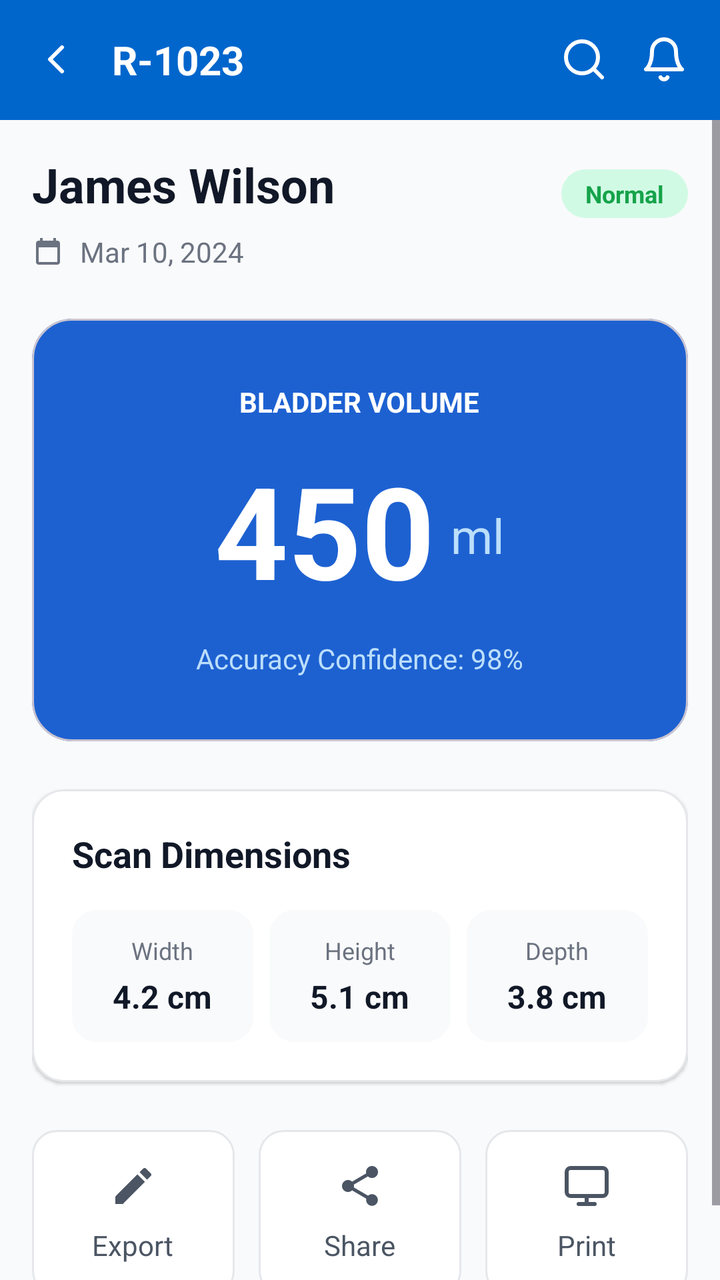
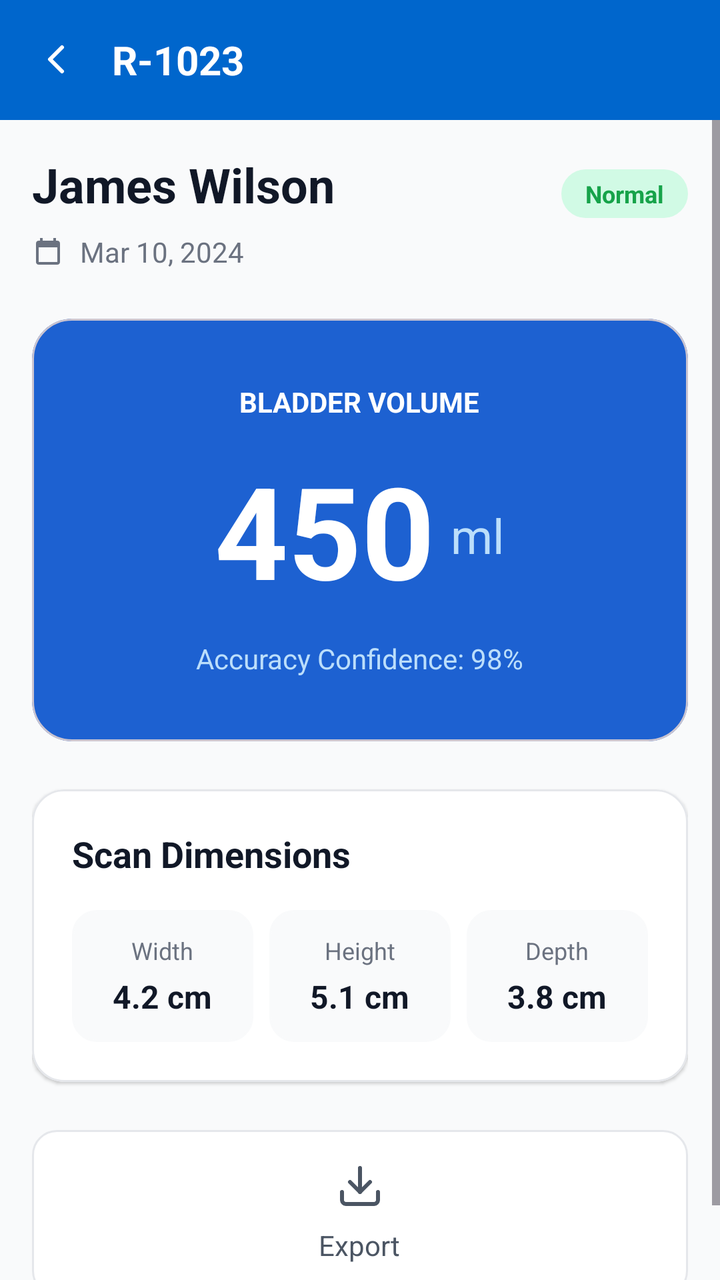

Two renders of the same Android screen: before a commit and after it. Below are the layout's source before the change and the commit's diff.
<!-- AndroidManifest.xml: application theme Theme.Bladder_frontend -->
<!-- res/layout/activity_report_one.xml -->
<?xml version="1.0" encoding="utf-8"?>
<androidx.constraintlayout.widget.ConstraintLayout xmlns:android="http://schemas.android.com/apk/res/android"
    xmlns:app="http://schemas.android.com/apk/res-auto"
    xmlns:tools="http://schemas.android.com/tools"
    android:layout_width="match_parent"
    android:layout_height="match_parent"
    android:background="#F9FAFB"
    tools:context=".Report_oneActivity">

    
    <androidx.appcompat.widget.Toolbar
        android:id="@+id/toolbar"
        android:layout_width="match_parent"
        android:layout_height="60dp"
        android:background="#0066CC"
        app:layout_constraintTop_toTopOf="parent">

        <RelativeLayout
            android:layout_width="match_parent"
            android:layout_height="wrap_content"
            android:layout_marginEnd="16dp">

            <ImageView
                android:id="@+id/btn_back"
                android:layout_width="24dp"
                android:layout_height="24dp"
                android:layout_centerVertical="true"
                android:src="@drawable/ic_arrow_back"
                app:tint="#FFFFFF" />

            <TextView
                android:id="@+id/tv_toolbar_id"
                android:layout_width="wrap_content"
                android:layout_height="wrap_content"
                android:layout_centerVertical="true"
                android:layout_marginStart="16dp"
                android:layout_toEndOf="@id/btn_back"
                android:text="R-1023"
                android:textColor="#FFFFFF"
                android:textSize="20sp"
                android:textStyle="bold" />

            <ImageView
                android:id="@+id/notification_icon"
                android:layout_width="24dp"
                android:layout_height="24dp"
                android:layout_alignParentEnd="true"
                android:layout_centerVertical="true"
                android:src="@drawable/ic_notifications"
                app:tint="#FFFFFF" />

            <ImageView
                android:id="@+id/search_icon"
                android:layout_width="24dp"
                android:layout_height="24dp"
                android:layout_centerVertical="true"
                android:layout_marginEnd="16dp"
                android:layout_toStartOf="@+id/notification_icon"
                android:src="@drawable/ic_search"
                app:tint="#FFFFFF" />

        </RelativeLayout>
    </androidx.appcompat.widget.Toolbar>

    <ScrollView
        android:layout_width="match_parent"
        android:layout_height="0dp"
        android:fillViewport="true"
        app:layout_constraintBottom_toBottomOf="parent"
        app:layout_constraintTop_toBottomOf="@id/toolbar">

        <LinearLayout
            android:layout_width="match_parent"
            android:layout_height="wrap_content"
            android:orientation="vertical"
            android:padding="16dp">

            
            <RelativeLayout
                android:layout_width="match_parent"
                android:layout_height="wrap_content">

                <TextView
                    android:id="@+id/tv_patient_name"
                    android:layout_width="wrap_content"
                    android:layout_height="wrap_content"
                    android:text="James Wilson"
                    android:textColor="#111827"
                    android:textSize="24sp"
                    android:textStyle="bold" />

                <TextView
                    android:id="@+id/tv_status_badge"
                    android:layout_width="wrap_content"
                    android:layout_height="wrap_content"
                    android:layout_alignParentEnd="true"
                    android:layout_alignBaseline="@id/tv_patient_name"
                    android:background="@drawable/bg_tag_green"
                    android:paddingHorizontal="12dp"
                    android:paddingVertical="4dp"
                    android:text="Normal"
                    android:textColor="#16A34A"
                    android:textSize="12sp"
                    android:textStyle="bold" />

                <LinearLayout
                    android:layout_width="wrap_content"
                    android:layout_height="wrap_content"
                    android:layout_below="@id/tv_patient_name"
                    android:layout_marginTop="8dp"
                    android:gravity="center_vertical"
                    android:orientation="horizontal">

                    <ImageView
                        android:layout_width="16dp"
                        android:layout_height="16dp"
                        android:src="@drawable/ic_calendar"
                        app:tint="#6B7280" />

                    <TextView
                        android:id="@+id/tv_report_date"
                        android:layout_width="wrap_content"
                        android:layout_height="wrap_content"
                        android:layout_marginStart="8dp"
                        android:text="Mar 10, 2024"
                        android:textColor="#6B7280"
                        android:textSize="14sp" />
                </LinearLayout>
            </RelativeLayout>

            
            <com.google.android.material.card.MaterialCardView
                android:layout_width="match_parent"
                android:layout_height="wrap_content"
                android:layout_marginTop="24dp"
                app:cardBackgroundColor="#1D61D1"
                app:cardCornerRadius="20dp"
                app:cardElevation="0dp">

                <LinearLayout
                    android:layout_width="match_parent"
                    android:layout_height="wrap_content"
                    android:gravity="center"
                    android:orientation="vertical"
                    android:padding="32dp">

                    <TextView
                        android:layout_width="wrap_content"
                        android:layout_height="wrap_content"
                        android:text="BLADDER VOLUME"
                        android:textColor="#FFFFFF"
                        android:textSize="14sp"
                        android:textStyle="bold" />

                    <LinearLayout
                        android:layout_width="wrap_content"
                        android:layout_height="wrap_content"
                        android:layout_marginTop="12dp"
                        android:orientation="horizontal">

                        <TextView
                            android:id="@+id/tv_volume_value"
                            android:layout_width="wrap_content"
                            android:layout_height="wrap_content"
                            android:text="450"
                            android:textColor="#FFFFFF"
                            android:textSize="64sp"
                            android:textStyle="bold" />

                        <TextView
                            android:layout_width="wrap_content"
                            android:layout_height="wrap_content"
                            android:layout_marginStart="8dp"
                            android:layout_gravity="bottom"
                            android:layout_marginBottom="12dp"
                            android:text="ml"
                            android:textColor="#BBDEFB"
                            android:textSize="24sp" />
                    </LinearLayout>

                    <TextView
                        android:layout_width="wrap_content"
                        android:layout_height="wrap_content"
                        android:layout_marginTop="12dp"
                        android:text="Accuracy Confidence: 98%"
                        android:textColor="#BBDEFB"
                        android:textSize="14sp" />

                </LinearLayout>
            </com.google.android.material.card.MaterialCardView>

            
            <com.google.android.material.card.MaterialCardView
                android:layout_width="match_parent"
                android:layout_height="wrap_content"
                android:layout_marginTop="24dp"
                app:cardBackgroundColor="#FFFFFF"
                app:cardCornerRadius="16dp"
                app:cardElevation="1dp"
                app:strokeColor="#E5E7EB"
                app:strokeWidth="1dp">

                <LinearLayout
                    android:layout_width="match_parent"
                    android:layout_height="wrap_content"
                    android:orientation="vertical"
                    android:padding="20dp">

                    <TextView
                        android:layout_width="wrap_content"
                        android:layout_height="wrap_content"
                        android:text="Scan Dimensions"
                        android:textColor="#111827"
                        android:textSize="18sp"
                        android:textStyle="bold" />

                    <LinearLayout
                        android:layout_width="match_parent"
                        android:layout_height="wrap_content"
                        android:layout_marginTop="16dp"
                        android:orientation="horizontal">

                        
                        <LinearLayout
                            android:layout_width="0dp"
                            android:layout_height="wrap_content"
                            android:layout_weight="1"
                            android:background="@drawable/rounded_white_bg"
                            android:backgroundTint="#F9FAFB"
                            android:gravity="center"
                            android:orientation="vertical"
                            android:padding="12dp">
                            <TextView android:layout_width="wrap_content" android:layout_height="wrap_content" android:text="Width" android:textColor="#6B7280" android:textSize="12sp" />
                            <TextView android:layout_width="wrap_content" android:layout_height="wrap_content" android:layout_marginTop="4dp" android:text="4.2 cm" android:textColor="#111827" android:textStyle="bold" android:textSize="16sp" />
                        </LinearLayout>

                        <View android:layout_width="8dp" android:layout_height="match_parent" />

                        
                        <LinearLayout
                            android:layout_width="0dp"
                            android:layout_height="wrap_content"
                            android:layout_weight="1"
                            android:background="@drawable/rounded_white_bg"
                            android:backgroundTint="#F9FAFB"
                            android:gravity="center"
                            android:orientation="vertical"
                            android:padding="12dp">
                            <TextView android:layout_width="wrap_content" android:layout_height="wrap_content" android:text="Height" android:textColor="#6B7280" android:textSize="12sp" />
                            <TextView android:layout_width="wrap_content" android:layout_height="wrap_content" android:layout_marginTop="4dp" android:text="5.1 cm" android:textColor="#111827" android:textStyle="bold" android:textSize="16sp" />
                        </LinearLayout>

                        <View android:layout_width="8dp" android:layout_height="match_parent" />

                        
                        <LinearLayout
                            android:layout_width="0dp"
                            android:layout_height="wrap_content"
                            android:layout_weight="1"
                            android:background="@drawable/rounded_white_bg"
                            android:backgroundTint="#F9FAFB"
                            android:gravity="center"
                            android:orientation="vertical"
                            android:padding="12dp">
                            <TextView android:layout_width="wrap_content" android:layout_height="wrap_content" android:text="Depth" android:textColor="#6B7280" android:textSize="12sp" />
                            <TextView android:layout_width="wrap_content" android:layout_height="wrap_content" android:layout_marginTop="4dp" android:text="3.8 cm" android:textColor="#111827" android:textStyle="bold" android:textSize="16sp" />
                        </LinearLayout>

                    </LinearLayout>
                </LinearLayout>
            </com.google.android.material.card.MaterialCardView>

            
            <LinearLayout
                android:layout_width="match_parent"
                android:layout_height="wrap_content"
                android:layout_marginTop="24dp"
                android:layout_marginBottom="16dp"
                android:orientation="horizontal">

                <LinearLayout
                    android:id="@+id/btn_export"
                    android:layout_width="0dp"
                    android:layout_height="wrap_content"
                    android:layout_weight="1"
                    android:background="@drawable/rounded_white_bg"
                    android:clickable="true"
                    android:focusable="true"
                    android:gravity="center"
                    android:orientation="vertical"
                    android:padding="16dp">
                    <ImageView android:layout_width="24dp" android:layout_height="24dp" android:src="@drawable/ic_manual_mode" app:tint="#4B5563" />
                    <TextView android:layout_width="wrap_content" android:layout_height="wrap_content" android:layout_marginTop="8dp" android:text="Export" android:textColor="#4B5563" android:textSize="14sp" />
                </LinearLayout>

                <View android:layout_width="12dp" android:layout_height="match_parent" />

                <LinearLayout
                    android:id="@+id/btn_share"
                    android:layout_width="0dp"
                    android:layout_height="wrap_content"
                    android:layout_weight="1"
                    android:background="@drawable/rounded_white_bg"
                    android:clickable="true"
                    android:focusable="true"
                    android:gravity="center"
                    android:orientation="vertical"
                    android:padding="16dp">
                    <ImageView android:layout_width="24dp" android:layout_height="24dp" android:src="@drawable/ic_share" app:tint="#4B5563" />
                    <TextView android:layout_width="wrap_content" android:layout_height="wrap_content" android:layout_marginTop="8dp" android:text="Share" android:textColor="#4B5563" android:textSize="14sp" />
                </LinearLayout>

                <View android:layout_width="12dp" android:layout_height="match_parent" />

                <LinearLayout
                    android:id="@+id/btn_print"
                    android:layout_width="0dp"
                    android:layout_height="wrap_content"
                    android:layout_weight="1"
                    android:background="@drawable/rounded_white_bg"
                    android:clickable="true"
                    android:focusable="true"
                    android:gravity="center"
                    android:orientation="vertical"
                    android:padding="16dp">
                    <ImageView android:layout_width="24dp" android:layout_height="24dp" android:src="@drawable/ic_display" app:tint="#4B5563" />
                    <TextView android:layout_width="wrap_content" android:layout_height="wrap_content" android:layout_marginTop="8dp" android:text="Print" android:textColor="#4B5563" android:textSize="14sp" />
                </LinearLayout>

            </LinearLayout>

        </LinearLayout>
    </ScrollView>

</androidx.constraintlayout.widget.ConstraintLayout>
<!-- resources referenced by this layout -->
<resources>
  <!-- drawable ic_display (drawable) -->
  <vector xmlns:android="http://schemas.android.com/apk/res/android"
      android:width="24dp"
      android:height="24dp"
      android:viewportWidth="24"
      android:viewportHeight="24">
      <path
          android:pathData="M20,3H4C2.89543,3 2,3.89543 2,5V15C2,16.1046 2.89543,17 4,17H20C21.1046,17 22,16.1046 22,15V5C22,3.89543 21.1046,3 20,3Z"
          android:strokeColor="#6B7280"
          android:strokeWidth="2"
          android:strokeLineCap="round"
          android:strokeLineJoin="round"/>
      <path
          android:pathData="M8,21H16"
          android:strokeColor="#6B7280"
          android:strokeWidth="2"
          android:strokeLineCap="round"
          android:strokeLineJoin="round"/>
      <path
          android:pathData="M12,17V21"
          android:strokeColor="#6B7280"
          android:strokeWidth="2"
          android:strokeLineCap="round"
          android:strokeLineJoin="round"/>
  </vector>
  <!-- drawable ic_manual_mode (drawable) -->
  <vector xmlns:android="http://schemas.android.com/apk/res/android"
      android:width="24dp"
      android:height="24dp"
      android:viewportWidth="24"
      android:viewportHeight="24">
      <path
          android:fillColor="#FF9800"
          android:pathData="M3,17.25V21h3.75L17.81,9.94l-3.75,-3.75L3,17.25zM20.71,7.04c0.39,-0.39 0.39,-1.02 0,-1.41l-2.34,-2.34c-0.39,-0.39 -1.02,-0.39 -1.41,0l-1.83,1.83 3.75,3.75 1.83,-1.83z" />
  </vector>
  <!-- drawable ic_notifications (drawable) -->
  <vector xmlns:android="http://schemas.android.com/apk/res/android"
      android:width="24dp"
      android:height="24dp"
      android:viewportWidth="24"
      android:viewportHeight="24">
    <path
        android:pathData="M18,8A6,6 0,0 0,6 8c0,7 -3,9 -3,9h18s-3,-2 -3,-9"
        android:strokeLineJoin="round"
        android:strokeWidth="2"
        android:fillColor="#00000000"
        android:strokeColor="@android:color/white"
        android:strokeLineCap="round"/>
    <path
        android:pathData="M13.73,21a2,2 0,0 1,-3.46 0"
        android:strokeLineJoin="round"
        android:strokeWidth="2"
        android:fillColor="#00000000"
        android:strokeColor="@android:color/white"
        android:strokeLineCap="round"/>
  </vector>
  <!-- drawable ic_search (drawable) -->
  <vector xmlns:android="http://schemas.android.com/apk/res/android"
      android:width="24dp"
      android:height="24dp"
      android:viewportWidth="24"
      android:viewportHeight="24">
    <path
        android:pathData="M11,19C15.4183,19 19,15.4183 19,11C19,6.5817 15.4183,3 11,3C6.5817,3 3,6.5817 3,11C3,15.4183 6.5817,19 11,19Z"
        android:strokeLineJoin="round"
        android:strokeWidth="2"
        android:fillColor="#00000000"
        android:strokeColor="@android:color/white"
        android:strokeLineCap="round"/>
    <path
        android:pathData="M21,21L16.65,16.65"
        android:strokeLineJoin="round"
        android:strokeWidth="2"
        android:fillColor="#00000000"
        android:strokeColor="@android:color/white"
        android:strokeLineCap="round"/>
  </vector>
  <!-- drawable ic_share (drawable) -->
  <vector xmlns:android="http://schemas.android.com/apk/res/android"
      android:width="24dp"
      android:height="24dp"
      android:viewportWidth="24"
      android:viewportHeight="24">
      <path
          android:fillColor="#000000"
          android:pathData="M18,16.08c-0.76,0 -1.44,0.3 -1.96,0.77L8.91,12.7c0.05,-0.23 0.09,-0.46 0.09,-0.7s-0.04,-0.47 -0.09,-0.7l7.05,-4.11c0.54,0.5 1.25,0.81 2.04,0.81c1.66,0 3,-1.34 3,-3s-1.34,-3 -3,-3s-3,1.34 -3,3c0,0.24 0.04,0.47 0.09,0.7L8.04,9.81C7.5,9.31 6.79,9 6,9c-1.66,0 -3,1.34 -3,3s1.34,3 3,3c0.79,0 1.5,-0.31 2.04,-0.81l7.12,4.16c-0.05,0.21 -0.08,0.43 -0.08,0.65c0,1.61 1.31,2.92 2.92,2.92c1.61,0 2.92,-1.31 2.92,-2.92s-1.31,-2.92 -2.92,-2.92z" />
  </vector>
  <style name="Theme.Bladder_frontend" parent="Base.Theme.Bladder_frontend" />
  <style name="Base.Theme.Bladder_frontend" parent="Theme.Material3.DayNight.NoActionBar">
          
          
      </style>
  <!-- unchanged entries left out for length: 4 -->
</resources>

<!-- the commit's change to res/layout/activity_report_one.xml (unified diff, before → after) -->
@@ -39,25 +39,6 @@
                 android:textColor="#FFFFFF"
                 android:textSize="20sp"
                 android:textStyle="bold" />
-
-            <ImageView
-                android:id="@+id/notification_icon"
-                android:layout_width="24dp"
-                android:layout_height="24dp"
-                android:layout_alignParentEnd="true"
-                android:layout_centerVertical="true"
-                android:src="@drawable/ic_notifications"
-                app:tint="#FFFFFF" />
-
-            <ImageView
-                android:id="@+id/search_icon"
-                android:layout_width="24dp"
-                android:layout_height="24dp"
-                android:layout_centerVertical="true"
-                android:layout_marginEnd="16dp"
-                android:layout_toStartOf="@+id/notification_icon"
-                android:src="@drawable/ic_search"
-                app:tint="#FFFFFF" />
 
         </RelativeLayout>
     </androidx.appcompat.widget.Toolbar>
@@ -280,51 +261,16 @@
 
                 <LinearLayout
                     android:id="@+id/btn_export"
-                    android:layout_width="0dp"
-                    android:layout_height="wrap_content"
-                    android:layout_weight="1"
+                    android:layout_width="match_parent"
+                    android:layout_height="wrap_content"
                     android:background="@drawable/rounded_white_bg"
                     android:clickable="true"
                     android:focusable="true"
                     android:gravity="center"
                     android:orientation="vertical"
                     android:padding="16dp">
-                    <ImageView android:layout_width="24dp" android:layout_height="24dp" android:src="@drawable/ic_manual_mode" app:tint="#4B5563" />
+                    <ImageView android:layout_width="24dp" android:layout_height="24dp" android:src="@drawable/ic_export_arrow" app:tint="#4B5563" />
                     <TextView android:layout_width="wrap_content" android:layout_height="wrap_content" android:layout_marginTop="8dp" android:text="Export" android:textColor="#4B5563" android:textSize="14sp" />
-                </LinearLayout>
-
-                <View android:layout_width="12dp" android:layout_height="match_parent" />
-
-                <LinearLayout
-                    android:id="@+id/btn_share"
-                    android:layout_width="0dp"
-                    android:layout_height="wrap_content"
-                    android:layout_weight="1"
-                    android:background="@drawable/rounded_white_bg"
-                    android:clickable="true"
-                    android:focusable="true"
-                    android:gravity="center"
-                    android:orientation="vertical"
-                    android:padding="16dp">
-                    <ImageView android:layout_width="24dp" android:layout_height="24dp" android:src="@drawable/ic_share" app:tint="#4B5563" />
-                    <TextView android:layout_width="wrap_content" android:layout_height="wrap_content" android:layout_marginTop="8dp" android:text="Share" android:textColor="#4B5563" android:textSize="14sp" />
-                </LinearLayout>
-
-                <View android:layout_width="12dp" android:layout_height="match_parent" />
-
-                <LinearLayout
-                    android:id="@+id/btn_print"
-                    android:layout_width="0dp"
-                    android:layout_height="wrap_content"
-                    android:layout_weight="1"
-                    android:background="@drawable/rounded_white_bg"
-                    android:clickable="true"
-                    android:focusable="true"
-                    android:gravity="center"
-                    android:orientation="vertical"
-                    android:padding="16dp">
-                    <ImageView android:layout_width="24dp" android:layout_height="24dp" android:src="@drawable/ic_display" app:tint="#4B5563" />
-                    <TextView android:layout_width="wrap_content" android:layout_height="wrap_content" android:layout_marginTop="8dp" android:text="Print" android:textColor="#4B5563" android:textSize="14sp" />
                 </LinearLayout>
 
             </LinearLayout>
<!-- resource entries referenced after the edit -->
@@ -1,91 +1,29 @@
 <!-- resources referenced by this layout -->
 <resources>
-  <!-- drawable ic_display (drawable) -->
-  <vector xmlns:android="http://schemas.android.com/apk/res/android"
-      android:width="24dp"
-      android:height="24dp"
-      android:viewportWidth="24"
-      android:viewportHeight="24">
-      <path
-          android:pathData="M20,3H4C2.89543,3 2,3.89543 2,5V15C2,16.1046 2.89543,17 4,17H20C21.1046,17 22,16.1046 22,15V5C22,3.89543 21.1046,3 20,3Z"
-          android:strokeColor="#6B7280"
-          android:strokeWidth="2"
-          android:strokeLineCap="round"
-          android:strokeLineJoin="round"/>
-      <path
-          android:pathData="M8,21H16"
-          android:strokeColor="#6B7280"
-          android:strokeWidth="2"
-          android:strokeLineCap="round"
-          android:strokeLineJoin="round"/>
-      <path
-          android:pathData="M12,17V21"
-          android:strokeColor="#6B7280"
-          android:strokeWidth="2"
-          android:strokeLineCap="round"
-          android:strokeLineJoin="round"/>
-  </vector>
-  <!-- drawable ic_manual_mode (drawable) -->
-  <vector xmlns:android="http://schemas.android.com/apk/res/android"
-      android:width="24dp"
-      android:height="24dp"
-      android:viewportWidth="24"
-      android:viewportHeight="24">
-      <path
-          android:fillColor="#FF9800"
-          android:pathData="M3,17.25V21h3.75L17.81,9.94l-3.75,-3.75L3,17.25zM20.71,7.04c0.39,-0.39 0.39,-1.02 0,-1.41l-2.34,-2.34c-0.39,-0.39 -1.02,-0.39 -1.41,0l-1.83,1.83 3.75,3.75 1.83,-1.83z" />
-  </vector>
-  <!-- drawable ic_notifications (drawable) -->
+  <!-- drawable ic_export_arrow (drawable) -->
   <vector xmlns:android="http://schemas.android.com/apk/res/android"
       android:width="24dp"
       android:height="24dp"
       android:viewportWidth="24"
       android:viewportHeight="24">
     <path
-        android:pathData="M18,8A6,6 0,0 0,6 8c0,7 -3,9 -3,9h18s-3,-2 -3,-9"
-        android:strokeLineJoin="round"
+        android:strokeColor="#4B5563"
         android:strokeWidth="2"
-        android:fillColor="#00000000"
-        android:strokeColor="@android:color/white"
-        android:strokeLineCap="round"/>
+        android:pathData="M12,15V3"
+        android:strokeLineCap="round"
+        android:strokeLineJoin="round"/>
     <path
-        android:pathData="M13.73,21a2,2 0,0 1,-3.46 0"
-        android:strokeLineJoin="round"
+        android:strokeColor="#4B5563"
         android:strokeWidth="2"
-        android:fillColor="#00000000"
-        android:strokeColor="@android:color/white"
-        android:strokeLineCap="round"/>
-  </vector>
-  <!-- drawable ic_search (drawable) -->
-  <vector xmlns:android="http://schemas.android.com/apk/res/android"
-      android:width="24dp"
-      android:height="24dp"
-      android:viewportWidth="24"
-      android:viewportHeight="24">
+        android:pathData="M21,15V19C21,19.5304 20.7893,20.0391 20.4142,20.4142C20.0391,20.7893 19.5304,21 19,21H5C4.46957,21 3.96086,20.7893 3.58579,20.4142C3.21071,20.0391 3,19.5304 3,19V15"
+        android:strokeLineCap="round"
+        android:strokeLineJoin="round"/>
     <path
-        android:pathData="M11,19C15.4183,19 19,15.4183 19,11C19,6.5817 15.4183,3 11,3C6.5817,3 3,6.5817 3,11C3,15.4183 6.5817,19 11,19Z"
-        android:strokeLineJoin="round"
+        android:strokeColor="#4B5563"
         android:strokeWidth="2"
-        android:fillColor="#00000000"
-        android:strokeColor="@android:color/white"
-        android:strokeLineCap="round"/>
-    <path
-        android:pathData="M21,21L16.65,16.65"
-        android:strokeLineJoin="round"
-        android:strokeWidth="2"
-        android:fillColor="#00000000"
-        android:strokeColor="@android:color/white"
-        android:strokeLineCap="round"/>
-  </vector>
-  <!-- drawable ic_share (drawable) -->
-  <vector xmlns:android="http://schemas.android.com/apk/res/android"
-      android:width="24dp"
-      android:height="24dp"
-      android:viewportWidth="24"
-      android:viewportHeight="24">
-      <path
-          android:fillColor="#000000"
-          android:pathData="M18,16.08c-0.76,0 -1.44,0.3 -1.96,0.77L8.91,12.7c0.05,-0.23 0.09,-0.46 0.09,-0.7s-0.04,-0.47 -0.09,-0.7l7.05,-4.11c0.54,0.5 1.25,0.81 2.04,0.81c1.66,0 3,-1.34 3,-3s-1.34,-3 -3,-3s-3,1.34 -3,3c0,0.24 0.04,0.47 0.09,0.7L8.04,9.81C7.5,9.31 6.79,9 6,9c-1.66,0 -3,1.34 -3,3s1.34,3 3,3c0.79,0 1.5,-0.31 2.04,-0.81l7.12,4.16c-0.05,0.21 -0.08,0.43 -0.08,0.65c0,1.61 1.31,2.92 2.92,2.92c1.61,0 2.92,-1.31 2.92,-2.92s-1.31,-2.92 -2.92,-2.92z" />
+        android:pathData="M7,10L12,15L17,10"
+        android:strokeLineCap="round"
+        android:strokeLineJoin="round"/>
   </vector>
   <style name="Theme.Bladder_frontend" parent="Base.Theme.Bladder_frontend" />
   <style name="Base.Theme.Bladder_frontend" parent="Theme.Material3.DayNight.NoActionBar">
